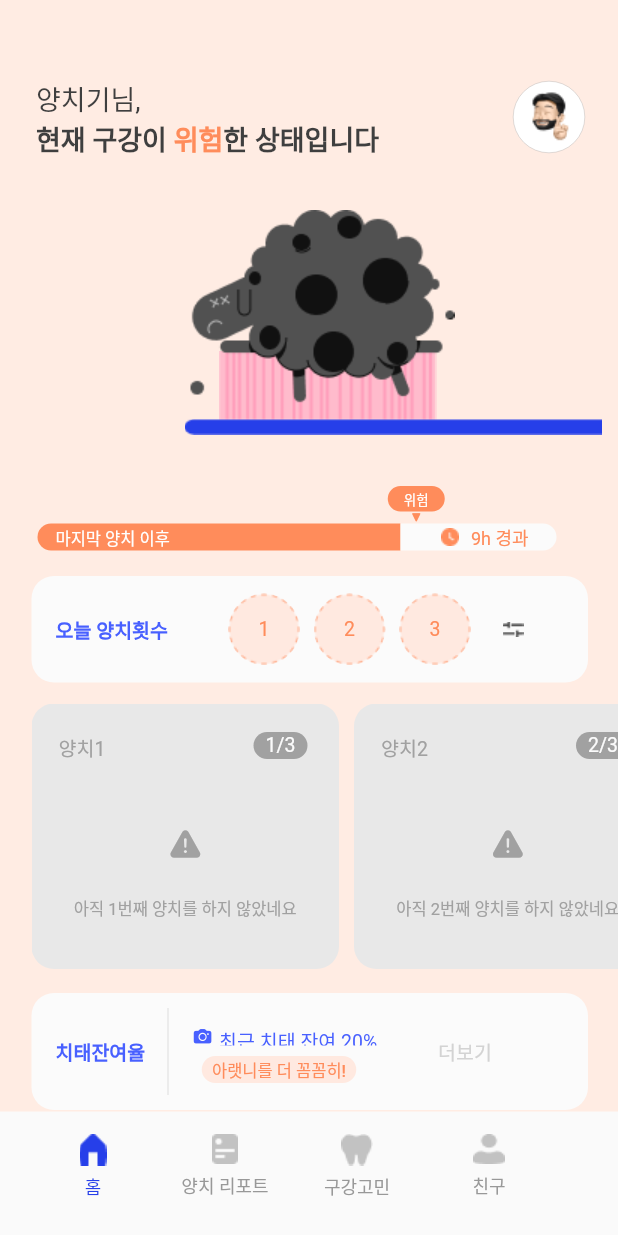
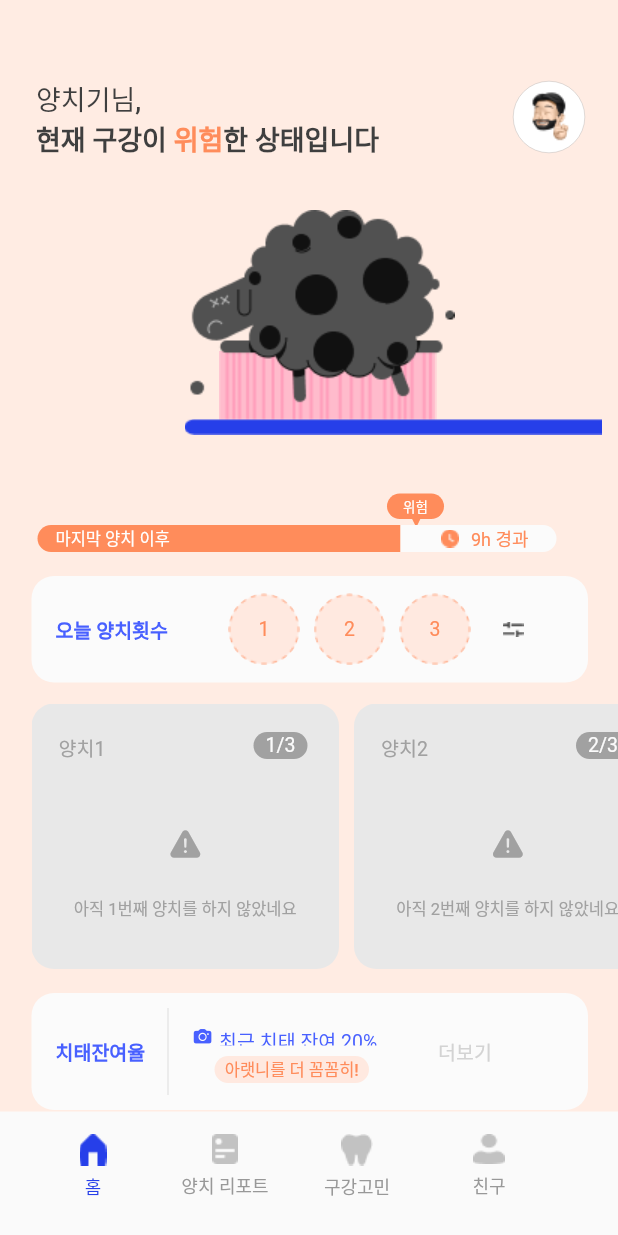
Before and after one commit to ko-inseoklee/FLUTTER_BRUSH_TEETH, a Flutter app: the screen it shows after launch, on a phone screen of 412 x 824 dp. Run offline on Flutter 3.47's test engine with Material 2 defaults, Android fonts, the phone set to English and light mode, and no system bars; Roboto replaces fonts that are missing (Pretendard).

Commit message:
First Draft까지 구현 완료.

```diff
--- a/lib/friends/DummyUserData.dart
+++ b/lib/friends/DummyUserData.dart
@@ -12,7 +12,7 @@ class UserModel {
 List<UserModel> DummyUserData = [
   UserModel("이닦는 문어",["치실","워터픽","가글"],"images/component/avatars/avatar1.png",88, "양치를 합시다", true),
   UserModel("워터 픽미업",["치실","가글"],"images/component/avatars/avatar2.png",86, "양치를 합시다", true),
-  UserModel("다혜",["워터픽","가글"],"images/component/avatars/avatar3.png",84, "양치를 합시다", false),
+  UserModel("다혜",["워터픽","가글"],"images/component/avatars/avatar3.png",84, "양치를 합시다", true),
   UserModel("지우",["가글"],"images/component/avatars/avatar4.png",79, "양치를 합시다", true),
   UserModel("세수세포",["치실","가글"],"images/component/avatars/avatar5.png",75, "양치를 합시다", false),
   UserModel("덜렁이",[],"images/component/avatars/avatar1.png",32, "양치를 합시다", true),
@@ -22,8 +22,9 @@ List<UserModel> DummyUserData = [
   UserModel("한동이",["치실","워터픽","가글"],"images/component/avatars/avatar5.png",64, "양치를 합시다", false),
   UserModel("한동이2",["치실","워터픽","가글"],"images/component/avatars/avatar1.png",55, "양치를 합시다", false),
   UserModel("한동이3",["치실","워터픽","가글"],"images/component/avatars/avatar2.png",72, "양치를 합시다", false),
-  UserModel("한동이4",["치실","워터픽","가글"],"images/component/avatars/avatar3.png",59, "양치를 합시다", false),
+  UserModel("한동이4",["치실","워터픽","가글"],"images/component/avatars/avatar3.png",89, "양치를 합시다", true),
   UserModel("한동이5",["치실","워터픽","가글"],"images/component/avatars/avatar4.png",43, "양치를 합시다", false),
+  UserModel("밍기적", ["치실"], "images/component/avatars/avatar3.png", 84, "나와 친구해요", false),
   MyProfile
 ];
 
--- a/lib/home/HomeTab.dart
+++ b/lib/home/HomeTab.dart
@@ -29,7 +29,7 @@ class _HomeTabState extends State<HomeTab> {
                     children: [
                       Text('${MyProfile.name}님,',
                         style: TextStyle(
-                            fontWeight: FontWeight.w400,
+                            fontWeight: FontWeight.w500,
                             fontSize: 18.0,
                             height: 1.5,
                             color: Color(0xff3F3F3F)
@@ -39,7 +39,7 @@ class _HomeTabState extends State<HomeTab> {
                         TextSpan(
                             text: '현재 구강이 ',
                             style: TextStyle(
-                                fontWeight: FontWeight.w800,
+                                fontWeight: FontWeight.w900,
                                 fontSize: 18.0,
                                 height: 1.5,
                                 color: Color(0xff3F3F3F)
@@ -48,7 +48,7 @@ class _HomeTabState extends State<HomeTab> {
                               TextSpan(
                                 text: '위험',
                                 style: TextStyle(
-                                    fontWeight: FontWeight.w800,
+                                    fontWeight: FontWeight.w900,
                                     fontSize: 18.0,
                                     height: 1.5,
                                     color: Color(0xffFF8C5B)
@@ -57,7 +57,7 @@ class _HomeTabState extends State<HomeTab> {
                               TextSpan(
                                 text: '한 상태입니다',
                                 style: TextStyle(
-                                    fontWeight: FontWeight.w800,
+                                    fontWeight: FontWeight.w900,
                                     fontSize: 18.0,
                                     height: 1.5,
                                     color: Color(0xff3F3F3F)
@@ -110,13 +110,16 @@ class _HomeTabState extends State<HomeTab> {
             child: Column(
               children: [
                 Container(
-                  margin: EdgeInsets.only(left: 143),
-                  child: Column(
+                  height: 26,
+                  width: 350,
+                  child: Stack(
                       children: [
-                      Container(
+                        Positioned(
+                          top: 5,
+                          left: 227,
+                          child: Container(
                             width: 38,
                             height: 17,
-
                             alignment: Alignment.center,
                             decoration: BoxDecoration(
                                 color: Color(0xffFF8C5B),
@@ -124,9 +127,16 @@ class _HomeTabState extends State<HomeTab> {
                             ),
                             child: Text('위험',style: TextStyle(fontSize: 9,height: 1.5,fontWeight: FontWeight.w400, color: Color(0xffFFFFFF)),),
                           ),
-                      Container(
+                        ),
+                        Positioned(
+                          top: 20,
+                          left: 242,
+                          child: Container(
+                            width: 9,
+                            height: 9,
                             padding: EdgeInsets.zero,
                             child: Icon(CupertinoIcons.arrowtriangle_down_fill,size: 8,color: Color(0xffFF8C5B),),
+                          ),
                         )
                       ],
                   ),
@@ -147,7 +157,8 @@ class _HomeTabState extends State<HomeTab> {
                         child: Text('마지막 양치 이후',
                           style: TextStyle(
                               color: Color(0xffFFFFFF),
-                              fontSize: 11.0
+                              fontSize: 11.0,
+                            height: 1.3
                           ),
                         ),
                       ),
@@ -323,13 +334,14 @@ class _HomeTabState extends State<HomeTab> {
                           color: Color(0xffFFE9E0),
                           borderRadius: BorderRadius.circular(15)
                         ),
-                        margin: EdgeInsets.only(top: 7),
+                        margin: EdgeInsets.only(top: 7, left: 17),
                         alignment: Alignment.center,
                         child: Text("아랫니를 더 꼼꼼히!"
                           ,style: TextStyle(
                               color: Color(0xffFF8C5B),
                               fontSize: 11.0,
-                              fontWeight: FontWeight.w500
+                              fontWeight: FontWeight.w500,
+                            height: 1.1
                           ),
                         ),
                       )
--- a/lib/main.dart
+++ b/lib/main.dart
@@ -10,6 +10,9 @@ class MyApp extends StatelessWidget {
   @override
   Widget build(BuildContext context) {
     return MaterialApp(
+      theme: ThemeData(
+        fontFamily: 'Pretendard'
+      ),
         home: Home(),
     );
   }
--- a/pubspec.yaml
+++ b/pubspec.yaml
@@ -62,7 +62,10 @@ flutter:
   # "family" key with the font family name, and a "fonts" key with a
   # list giving the asset and other descriptors for the font. For
   # example:
-  # fonts:
+  fonts:
+    - family: Pretendard
+      fonts:
+        - asset: fonts/pretendard/Pretendard-Regular.otf
   #   - family: Schyler
   #     fonts:
   #       - asset: fonts/Schyler-Regular.ttf
```
Also changed, not shown: lib/friends/FriendListTile.dart (+8 -8 lines). Lines whose indentation alone changed are shown as unchanged.
